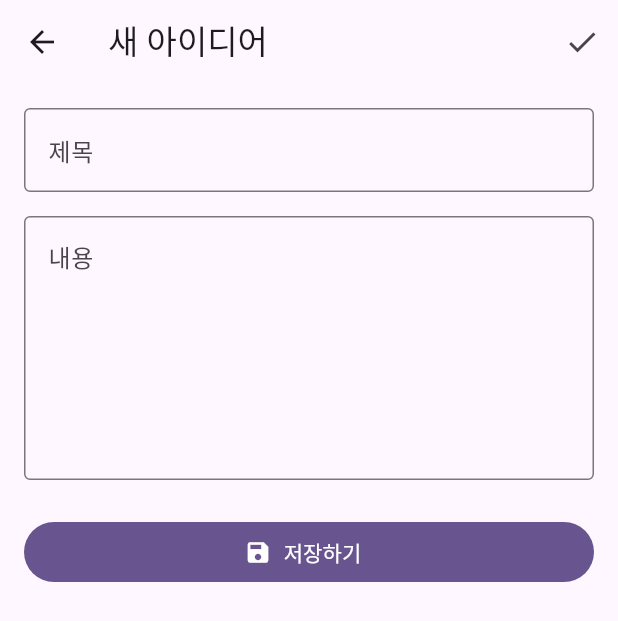
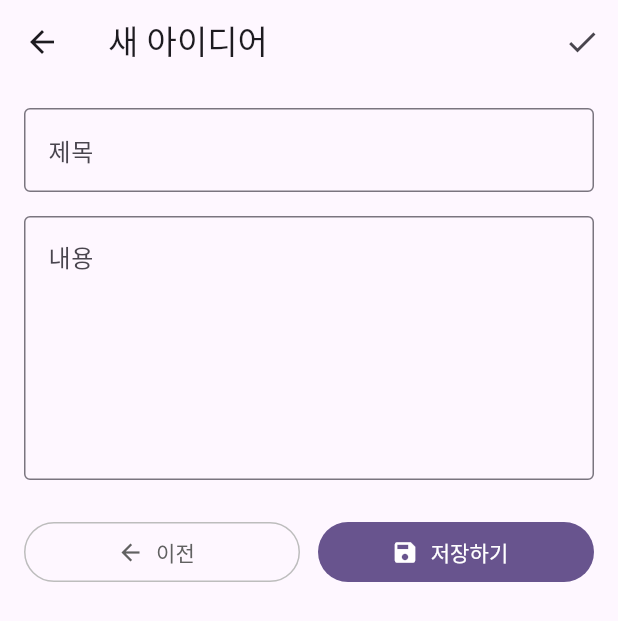
Before and after one commit to haniman999-wq/myapp, a Flutter app: the IdeaFormScreen screen opened directly, on a phone screen of 412 x 824 dp. Shown: the top 621 px of the screen. Run offline on Flutter 3.47's test engine with Material 3 defaults, Android fonts, the phone set to English and light mode, and no system bars; our stand-ins replace sqflite; accounts and stored records are empty.

Commit message:
아이디어 작성 화면에 저장 없이 홈으로 돌아가는 이전 버튼 추가
Co-Authored-By: Claude Sonnet 5 <noreply@anthropic.com>
Claude-Session: https://claude.ai/code/session_01TQH6BmyLCYvzeuz4s8MWns

```diff
--- a/lib/screens/idea_form_screen.dart
+++ b/lib/screens/idea_form_screen.dart
@@ -44,6 +44,10 @@ class _IdeaFormScreenState extends State<IdeaFormScreen> {
     );
 
     Navigator.of(context).pop(result);
+  }
+
+  void _goBack() {
+    Navigator.of(context).pop();
   }
 
   @override
@@ -97,10 +101,28 @@ class _IdeaFormScreenState extends State<IdeaFormScreen> {
               },
             ),
             const SizedBox(height: 24),
-            FilledButton.icon(
-              onPressed: _submit,
-              icon: const Icon(Icons.save),
-              label: Text(_isEditing ? '수정 완료' : '저장하기'),
+            Row(
+              children: [
+                Expanded(
+                  child: OutlinedButton.icon(
+                    onPressed: _goBack,
+                    icon: const Icon(Icons.arrow_back),
+                    label: const Text('이전'),
+                    style: OutlinedButton.styleFrom(
+                      foregroundColor: Colors.grey[700],
+                      side: BorderSide(color: Colors.grey[400]!),
+                    ),
+                  ),
+                ),
+                const SizedBox(width: 12),
+                Expanded(
+                  child: FilledButton.icon(
+                    onPressed: _submit,
+                    icon: const Icon(Icons.save),
+                    label: Text(_isEditing ? '수정 완료' : '저장하기'),
+                  ),
+                ),
+              ],
             ),
           ],
         ),
```
